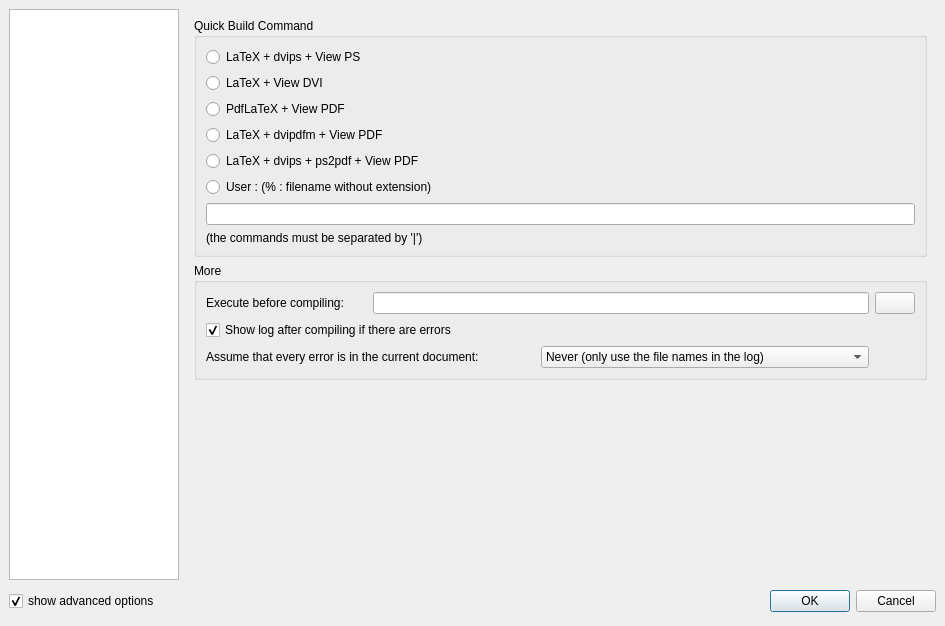
This is configdialog.ui in svn2github/texstudio-trunk as Qt 5 draws it before an edit. The edited form follows.
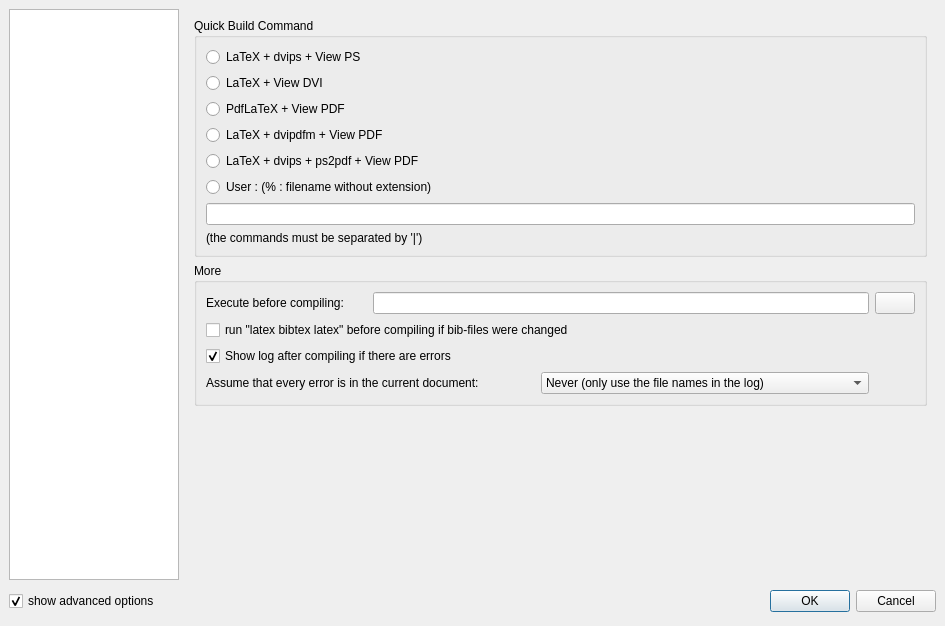
This is the edited form. The open tabs and pages were chosen to show the change. Icons and pictures are not drawn.

Commit message: add automatically bibtex calls

The edit to the form file:
```diff
--- a/configdialog.ui
+++ b/configdialog.ui
@@ -737,14 +737,14 @@
             </property>
            </widget>
           </item>
-          <item row="2" column="0" colspan="2">
+          <item row="3" column="0" colspan="2">
            <widget class="QLabel" name="label_11">
             <property name="text">
              <string>Assume that every error is in the current document:</string>
             </property>
            </widget>
           </item>
-          <item row="2" column="2" colspan="2">
+          <item row="3" column="2" colspan="2">
            <widget class="QComboBox" name="comboBoxIgnoreLogFileNames">
             <property name="sizePolicy">
              <sizepolicy hsizetype="Expanding" vsizetype="Fixed">
@@ -769,7 +769,7 @@
             </item>
            </widget>
           </item>
-          <item row="1" column="0" colspan="2">
+          <item row="2" column="0" colspan="3">
            <widget class="QCheckBox" name="checkBoxShowLog">
             <property name="text">
              <string>Show log after compiling if there are errors</string>
@@ -779,6 +779,13 @@
             </property>
            </widget>
           </item>
+          <item row="1" column="0" colspan="4">
+           <widget class="QCheckBox" name="checkBoxRunAfterBibTeXChange">
+            <property name="text">
+             <string>run &quot;latex bibtex latex&quot; before compiling if bib-files were changed</string>
+            </property>
+           </widget>
+          </item>
          </layout>
         </widget>
        </item>
```
Left out of the diff: 2 changed lines with no effect on the pictures. The commit also changes 5 other files.
